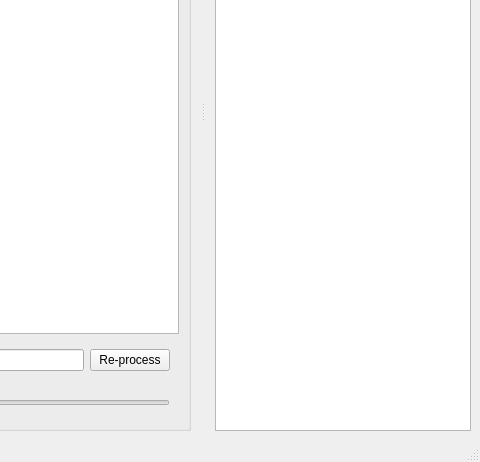
This is code/src/ui/processing-gui.ui in tohojo/image-processing as Qt 5 draws it before an edit; both pictures show x 520 to 1000 and y 238 to 700 of the 1000 by 700 pixel window. The edited form follows.
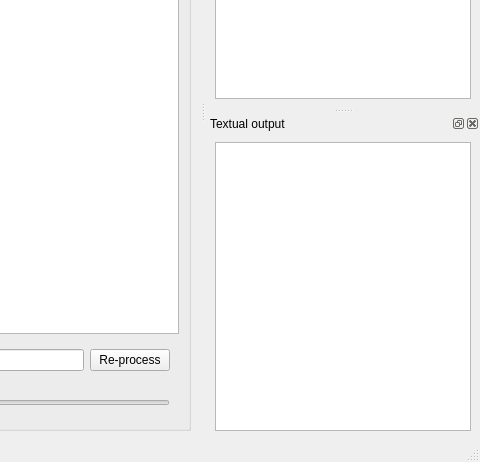
This is the edited form. Custom widgets are drawn as their Qt base class.

Commit message: Add text output box to interface.

What changed in the file:
```diff
--- a/code/src/ui/processing-gui.ui
+++ b/code/src/ui/processing-gui.ui
@@ -203,6 +203,21 @@
     </layout>
    </widget>
   </widget>
+  <widget class="QDockWidget" name="dockWidget_2">
+   <property name="windowTitle">
+    <string>Textual output</string>
+   </property>
+   <attribute name="dockWidgetArea">
+    <number>2</number>
+   </attribute>
+   <widget class="QWidget" name="dockWidgetContents_2">
+    <layout class="QHBoxLayout" name="horizontalLayout_5">
+     <item>
+      <widget class="QPlainTextEdit" name="textOutput"/>
+     </item>
+    </layout>
+   </widget>
+  </widget>
   <action name="action_Quit">
    <property name="text">
     <string>&amp;Quit</string>
```
